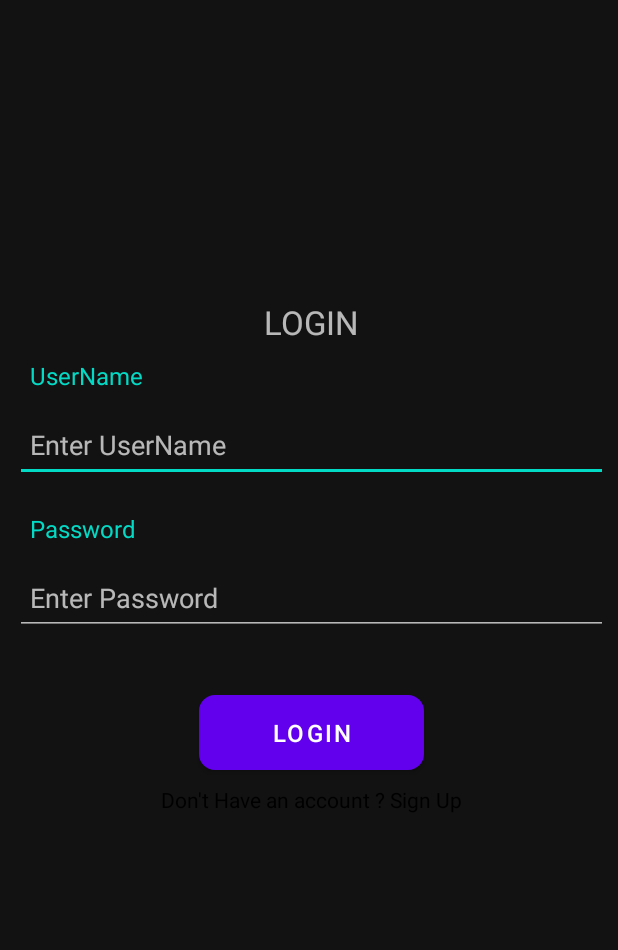
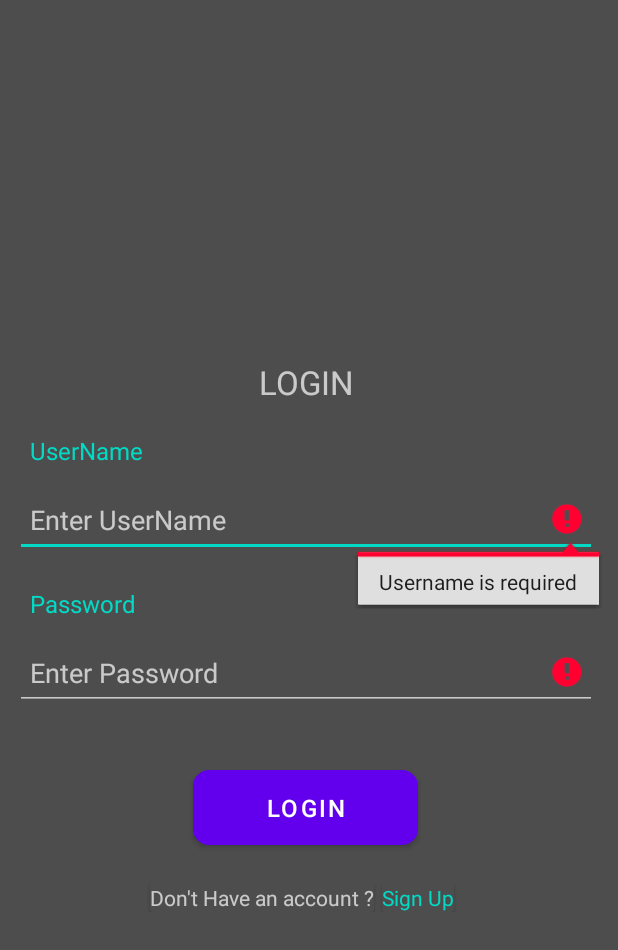
Before and after one commit to Mohana-Kulkarni/VehicleSafe, an Android app: the screen it shows after launch (MainActivity), after a tap on "LOGIN", on a phone screen of 412 x 824 dp. Shown: the top 950 px of the screen. Run offline under Robolectric (Android 15) with nearby library versions, the phone set to English and light mode, and no system bars.

Commit message:
Connected All Pages

```diff
--- a/app/src/main/java/com/example/vehiclesafe/MainActivity.java
+++ b/app/src/main/java/com/example/vehiclesafe/MainActivity.java
@@ -1,14 +1,64 @@
 package com.example.vehiclesafe;
 
+import android.content.Intent;
+import android.os.Bundle;
+import android.view.View;
+import android.widget.Button;
+import android.widget.EditText;
+import android.widget.Toast;
+
 import androidx.appcompat.app.AppCompatActivity;
-
-import android.os.Bundle;
+import androidx.cardview.widget.CardView;
 
 public class MainActivity extends AppCompatActivity {
 
+    EditText textEditUsername, textEditPassword;
+
+    String username, password;
+
+    Button login;
+
+    CardView signup;
     @Override
     protected void onCreate(Bundle savedInstanceState) {
+
         super.onCreate(savedInstanceState);
         setContentView(R.layout.activity_main);
+
+        textEditUsername = findViewById(R.id.usernameTextEdit);
+        textEditPassword = findViewById(R.id.passwordTextEdit);
+        login = findViewById(R.id.logInBtn);
+        signup = findViewById(R.id.signUp);
+
+        login.setOnClickListener(new View.OnClickListener() {
+            @Override
+            public void onClick(View view) {
+                username = textEditUsername.getText().toString();
+                if(username.length() == 0) {
+                    textEditUsername.setError("Username is required");
+                }
+                password = textEditPassword.getText().toString();
+                if(password.length() == 0) {
+                    textEditPassword.setError("Password is required");
+                }
+                if(!username.equals("") && !password.equals("")){
+                    Toast.makeText(MainActivity.this, "Logged in successfully !", Toast.LENGTH_SHORT).show();
+                    Intent intent = new Intent(MainActivity.this, Activity_HomePage.class);
+
+                    startActivity(intent);
+                    finish();
+                }
+            }
+        });
+
+        signup.setOnClickListener(new View.OnClickListener() {
+            @Override
+            public void onClick(View view) {
+                Intent intent = new Intent(MainActivity.this, Activity_Signup.class);
+                startActivity(intent);
+                finish();
+            }
+        });
+
     }
 }
--- a/app/src/main/res/layout/activity_logs.xml
+++ b/app/src/main/res/layout/activity_logs.xml
@@ -47,7 +47,7 @@
             android:orientation="vertical"
             android:layout_width="match_parent"
             android:layout_height="match_parent"
-            android:layout_marginTop="50dp">
+            android:layout_marginTop="20dp">
 
             <androidx.recyclerview.widget.RecyclerView
                 android:id="@+id/itemsRecycler"
--- a/app/src/main/res/layout/activity_main.xml
+++ b/app/src/main/res/layout/activity_main.xml
@@ -5,11 +5,12 @@
     android:layout_width="match_parent"
     android:layout_height="match_parent"
     android:layout_alignParentStart="true"
-    android:layout_marginTop="200dp"
+    android:background="@color/grey"
     tools:context=".MainActivity">
 
     <LinearLayout
-        android:layout_width="415dp"
+        android:layout_marginTop="240dp"
+        android:layout_width="408dp"
         android:layout_height="465dp"
         android:baselineAligned="true"
         android:orientation="vertical"
@@ -23,6 +24,7 @@
             android:layout_height="wrap_content"
             android:gravity="center"
             android:text="LOGIN"
+            android:layout_marginBottom="10dp"
             android:textSize="22sp">
 
         </TextView>
@@ -75,20 +77,43 @@
             android:layout_gravity="bottom|center"
             android:layout_marginTop="30dp"
             android:background="@drawable/button_radius"
-            android:onClick="openHomePage"
             android:text="LOGIN"
             android:textSize="16sp" />
 
-        <TextView
-            android:layout_marginTop="10dp"
-            android:textAlignment="center"
+
+        <LinearLayout
+            android:layout_marginTop="25dp"
+            android:layout_marginStart="50dp"
+            android:layout_marginEnd="50dp"
             android:layout_width="match_parent"
             android:layout_height="wrap_content"
-            android:text="Don't Have an account ? Sign Up"
-            android:textColor="@color/black">
+            android:orientation="horizontal">
+            <androidx.cardview.widget.CardView
+                android:backgroundTint="@color/grey"
+                android:layout_marginStart="50dp"
+                android:textAlignment="center"
+                android:layout_width="wrap_content"
+                android:layout_height="wrap_content">
+                <TextView
+                    android:layout_width="wrap_content"
+                    android:layout_height="wrap_content"
+                    android:text="Don't Have an account ?"/>
+            </androidx.cardview.widget.CardView>
 
-        </TextView>
-
+            <androidx.cardview.widget.CardView
+                android:id="@+id/signUp"
+                android:backgroundTint="@color/grey"
+                android:layout_marginStart="5dp"
+                android:textAlignment="center"
+                android:layout_width="wrap_content"
+                android:layout_height="wrap_content">
+                <TextView
+                    android:layout_width="wrap_content"
+                    android:layout_height="wrap_content"
+                    android:text="Sign Up"
+                    android:textColor="@color/teal_200" />
+            </androidx.cardview.widget.CardView>
+        </LinearLayout>
     </LinearLayout>
 
 
--- a/app/src/main/res/menu/bottom_nav_menu.xml
+++ b/app/src/main/res/menu/bottom_nav_menu.xml
@@ -7,7 +7,7 @@
 
 
     <item
-        android:id="@+id/navidation_logs"
+        android:id="@+id/navigation_logs"
         android:icon="@drawable/call_icon"
         android:title="Logs" />
 
```
Also changed, not shown: app/build.gradle (+7 -0 lines), app/src/main/AndroidManifest.xml (+8 -0 lines), app/src/main/java/com/example/vehiclesafe/Activity_CallLogs.java (+59 -2 lines), app/src/main/java/com/example/vehiclesafe/Activity_Contacts.java (+59 -2 lines), app/src/main/java/com/example/vehiclesafe/Activity_HomePage.java (+45 -2 lines), app/src/main/java/com/example/vehiclesafe/Activity_Signup.java (+56 -2 lines), app/src/main/res/layout/activity_signup.xml (+7 -7 lines).
